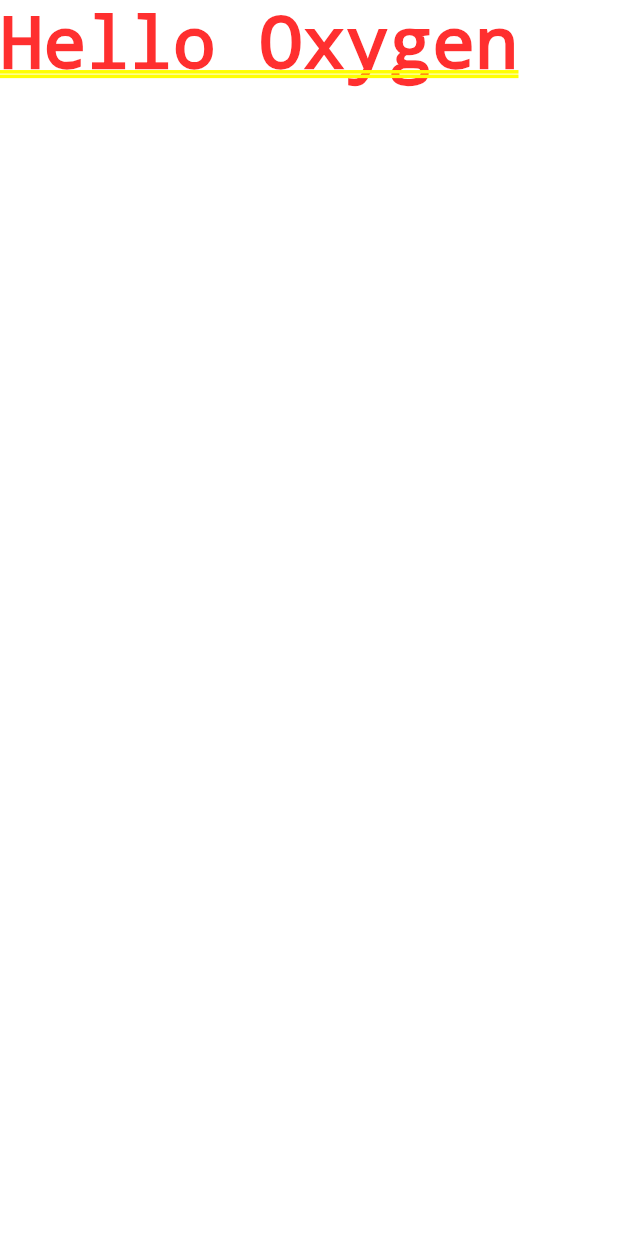
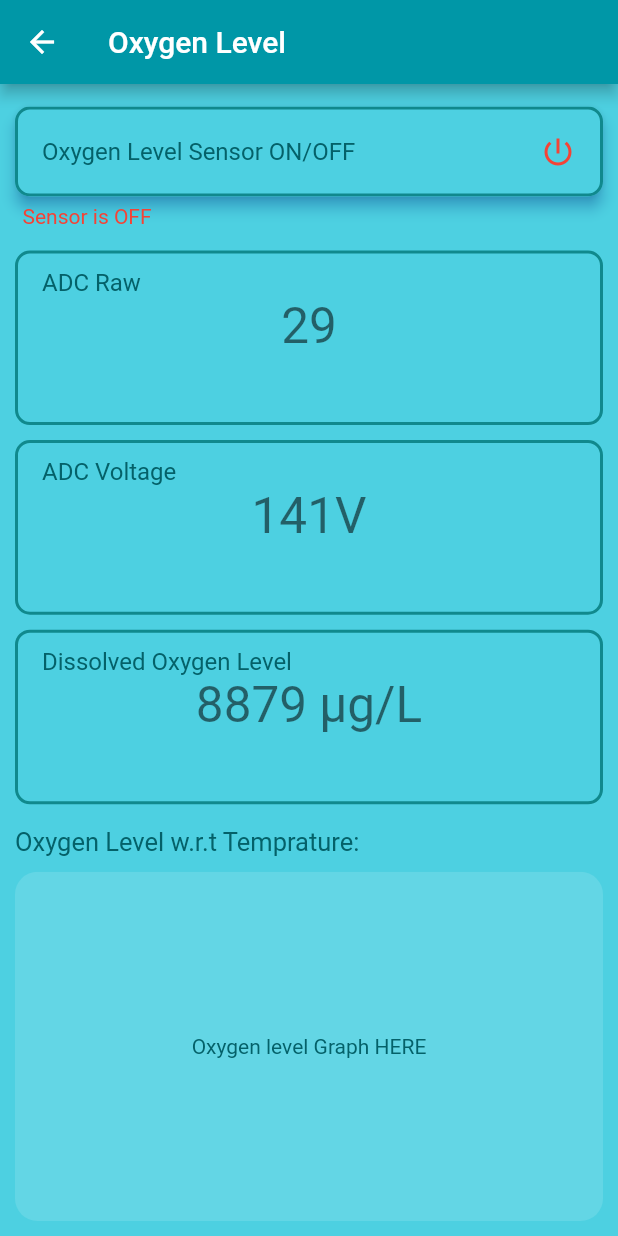
Before and after one commit to eqrakhattak/smart-biofloc-monitoring, a Flutter app: the screen it shows after launch, after a tap on "OXYGEN", on a phone screen of 412 x 824 dp. Run offline on Flutter 3.47's test engine with Material 2 defaults, Android fonts, the light colour scheme and no system bars; our stand-ins replace font_awesome_flutter.

Commit message:
Create Oxygen Page

```diff
--- a/sci_fish/lib/pages/oxygen_page.dart
+++ b/sci_fish/lib/pages/oxygen_page.dart
@@ -1,10 +1,167 @@
 import 'package:flutter/material.dart';
+import 'package:sci_fish/constants.dart';
 
 class OxygenPage extends StatelessWidget {
   const OxygenPage({Key? key}) : super(key: key);
 
   @override
   Widget build(BuildContext context) {
-    return const Text('Hello Oxygen');
+    return Scaffold(
+      appBar: AppBar(
+        title: const Text('Oxygen Level'),
+      ),
+      body: SafeArea(
+        child: Padding(
+          padding: const EdgeInsets.all(10.0),
+          child: Column(
+            crossAxisAlignment: CrossAxisAlignment.start,
+            children: [
+              const SizedBox(
+                height: 5.0,
+              ),
+              Material(
+                color: Colors.cyan[300],
+                elevation: 4,
+                borderRadius: BorderRadius.circular(10),
+                shadowColor: Colors.blue,
+                child: ListTile(
+                  title: const Text(
+                    'Oxygen Level Sensor ON/OFF',
+                    style: TextStyle(
+                      color: textColor,
+                    ),
+                  ),
+                  trailing: const Icon(Icons.power_settings_new),
+                  iconColor: colorOff,
+                  shape: RoundedRectangleBorder(
+                    side: const BorderSide(color: Color(0xFF10898d), width: 2),
+                    borderRadius: BorderRadius.circular(10),
+                  ),
+                  onTap: () => print('Sensor Off'),
+                  //TODO: Add OnTap functionality
+                ),
+              ),
+              const Padding(
+                padding: EdgeInsets.only(left: 5.0, top: 5.0),
+                child: Text(
+                  'Sensor is OFF',
+                  style: TextStyle(
+                    color: colorOff,
+                  ),
+                ),
+              ),
+              const SizedBox(
+                height: 15.0,
+              ),
+              Expanded(
+                flex: 1,
+                child: ListTile(
+                  title: const Text(
+                    'ADC Raw',     //water tank status
+                    style: TextStyle(
+                      color: textColor,
+                    ),
+                  ),
+                  subtitle: const Text(
+                    '29',
+                    textAlign: TextAlign.center,
+                    style: TextStyle(
+                      fontSize: 33.0,
+                    ),
+                  ),
+                  shape: RoundedRectangleBorder(
+                    side: const BorderSide(color: Color(0xFF10898d), width: 2),
+                    borderRadius: BorderRadius.circular(10),
+                  ),
+                ),
+              ),
+              const SizedBox(
+                height: 10.0,
+              ),
+              Expanded(
+                flex: 1,
+                child: ListTile(
+                  title: const Text(
+                    'ADC Voltage',
+                    style: TextStyle(
+                      color: textColor,
+                    ),
+                  ),
+                  subtitle: const Text(
+                    '141V',
+                    textAlign: TextAlign.center,
+                    style: TextStyle(
+                      fontSize: 33.0,
+                      //TODO: edit textsize according to expanded
+                    ),
+                  ),
+                  shape: RoundedRectangleBorder(
+                    side: const BorderSide(color: Color(0xFF10898d), width: 2),
+                    borderRadius: BorderRadius.circular(10),
+                  ),
+                ),
+              ),
+              const SizedBox(
+                height: 10.0,
+              ),
+              Expanded(
+                flex: 1,
+                child: ListTile(
+                  title: const Text(
+                    'Dissolved Oxygen Level',
+                    style: TextStyle(
+                      color: textColor,
+                    ),
+                  ),
+                  subtitle: const Text(
+                    '8879 µg/L',
+                    textAlign: TextAlign.center,
+                    style: TextStyle(
+                      fontSize: 33.0,
+                    ),
+                  ),
+                  shape: RoundedRectangleBorder(
+                    side: const BorderSide(color: Color(0xFF10898d), width: 2),
+                    borderRadius: BorderRadius.circular(10),
+                  ),
+                ),
+              ),
+              const SizedBox(
+                height: 15.0,
+              ),
+              const Text(
+                'Oxygen Level w.r.t Temprature:',
+                style: TextStyle(
+                  fontSize: 17.0,
+                  color: textColor,
+                ),
+              ),
+              const SizedBox(
+                height: 10.0,
+              ),
+              Expanded(
+                flex: 2,
+                child: ClipRRect(
+                  borderRadius: BorderRadius.circular(15.0),
+                  child: Container(
+                    width: double.infinity,
+                    color: Colors.white12,
+                    child: const Center(
+                      //TODO: Add graph in here
+                      child: Text(
+                        'Oxygen level Graph HERE',
+                        style: TextStyle(
+                          color: textColor,
+                        ),
+                      ),
+                    ),
+                  ),
+                ),
+              ),
+            ],
+          ),
+        ),
+      ),
+    );
   }
 }
```
